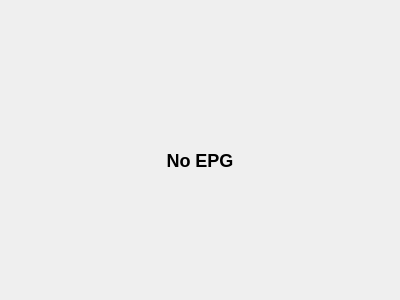
First picture: the form in src/ui/epg/EpgScheduleChannel.ui, repository ntadej/tano, before the edit.
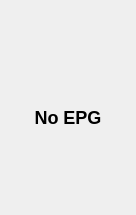
Second picture: the form after the edit. Icons and pictures are not drawn.

```diff
--- a/src/ui/epg/EpgScheduleChannel.ui
+++ b/src/ui/epg/EpgScheduleChannel.ui
@@ -6,8 +6,8 @@
    <rect>
     <x>0</x>
     <y>0</y>
-    <width>400</width>
-    <height>300</height>
+    <width>136</width>
+    <height>215</height>
    </rect>
   </property>
   <property name="windowIcon">
```
